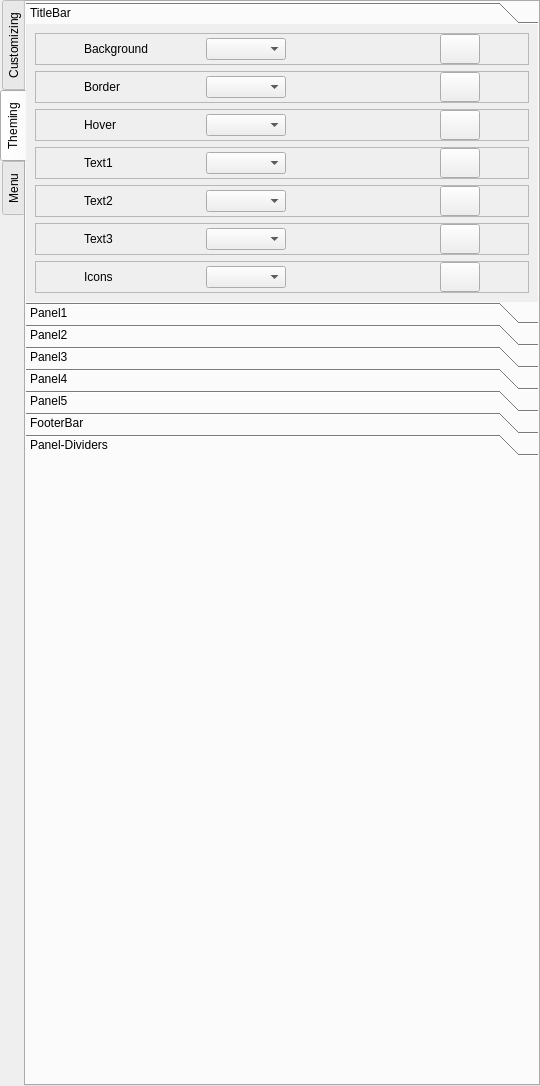
Old version of the form builder/uis/app_builder.ui in the repository ufopilot/QT-App-Builder.
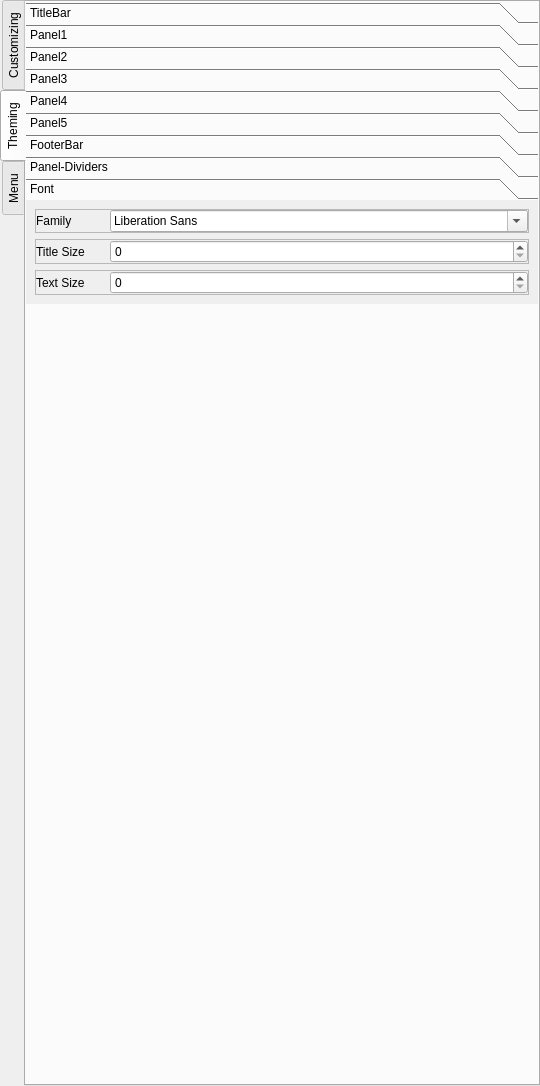
New version of the form. The open tabs and pages were chosen to show the change. Custom widgets are drawn as their Qt base class.

What changed in the file:
```diff
--- a/builder/uis/app_builder.ui
+++ b/builder/uis/app_builder.ui
@@ -38,6 +38,9 @@
     </property>
     <item>
      <widget class="QTabWidget" name="tabWidget">
+      <property name="styleSheet">
+       <string notr="true"/>
+      </property>
       <property name="tabPosition">
        <enum>QTabWidget::West</enum>
       </property>
@@ -8414,6 +8417,189 @@
             </item>
            </layout>
           </widget>
+          <widget class="QWidget" name="theming_font">
+           <property name="geometry">
+            <rect>
+             <x>0</x>
+             <y>0</y>
+             <width>514</width>
+             <height>96</height>
+            </rect>
+           </property>
+           <attribute name="label">
+            <string>Font</string>
+           </attribute>
+           <layout class="QVBoxLayout" name="verticalLayout_14">
+            <item>
+             <widget class="QFrame" name="family_17">
+              <property name="maximumSize">
+               <size>
+                <width>16777215</width>
+                <height>16777215</height>
+               </size>
+              </property>
+              <property name="frameShape">
+               <enum>QFrame::StyledPanel</enum>
+              </property>
+              <property name="frameShadow">
+               <enum>QFrame::Raised</enum>
+              </property>
+              <layout class="QHBoxLayout" name="horizontalLayout_73">
+               <property name="spacing">
+                <number>4</number>
+               </property>
+               <property name="leftMargin">
+                <number>0</number>
+               </property>
+               <property name="topMargin">
+                <number>0</number>
+               </property>
+               <property name="rightMargin">
+                <number>0</number>
+               </property>
+               <property name="bottomMargin">
+                <number>0</number>
+               </property>
+               <item>
+                <widget class="QLabel" name="family_18">
+                 <property name="minimumSize">
+                  <size>
+                   <width>0</width>
+                   <height>0</height>
+                  </size>
+                 </property>
+                 <property name="maximumSize">
+                  <size>
+                   <width>70</width>
+                   <height>16777215</height>
+                  </size>
+                 </property>
+                 <property name="text">
+                  <string>Family</string>
+                 </property>
+                </widget>
+               </item>
+               <item>
+                <widget class="QFontComboBox" name="changeSelectedFont"/>
+               </item>
+              </layout>
+             </widget>
+            </item>
+            <item>
+             <widget class="QFrame" name="titlesize_19">
+              <property name="maximumSize">
+               <size>
+                <width>16777215</width>
+                <height>16777215</height>
+               </size>
+              </property>
+              <property name="frameShape">
+               <enum>QFrame::StyledPanel</enum>
+              </property>
+              <property name="frameShadow">
+               <enum>QFrame::Raised</enum>
+              </property>
+              <layout class="QHBoxLayout" name="horizontalLayout_75">
+               <property name="spacing">
+                <number>4</number>
+               </property>
+               <property name="leftMargin">
+                <number>0</number>
+               </property>
+               <property name="topMargin">
+                <number>0</number>
+               </property>
+               <property name="rightMargin">
+                <number>0</number>
+               </property>
+               <property name="bottomMargin">
+                <number>0</number>
+               </property>
+               <item>
+                <widget class="QLabel" name="titlesize_20">
+                 <property name="minimumSize">
+                  <size>
+                   <width>0</width>
+                   <height>0</height>
+                  </size>
+                 </property>
+                 <property name="maximumSize">
+                  <size>
+                   <width>70</width>
+                   <height>16777215</height>
+                  </size>
+                 </property>
+                 <property name="styleSheet">
+                  <string notr="true">border:none; background: none;</string>
+                 </property>
+                 <property name="text">
+                  <string>Title Size</string>
+                 </property>
+                </widget>
+               </item>
+               <item>
+                <widget class="QSpinBox" name="selectedTitleSize"/>
+               </item>
+              </layout>
+             </widget>
+            </item>
+            <item>
+             <widget class="QFrame" name="textsize_21">
+              <property name="maximumSize">
+               <size>
+                <width>16777215</width>
+                <height>16777215</height>
+               </size>
+              </property>
+              <property name="frameShape">
+               <enum>QFrame::StyledPanel</enum>
+              </property>
+              <property name="frameShadow">
+               <enum>QFrame::Raised</enum>
+              </property>
+              <layout class="QHBoxLayout" name="horizontalLayout_79">
+               <property name="spacing">
+                <number>4</number>
+               </property>
+               <property name="leftMargin">
+                <number>0</number>
+               </property>
+               <property name="topMargin">
+                <number>0</number>
+               </property>
+               <property name="rightMargin">
+                <number>0</number>
+               </property>
+               <property name="bottomMargin">
+                <number>0</number>
+               </property>
+               <item>
+                <widget class="QLabel" name="textsize_22">
+                 <property name="minimumSize">
+                  <size>
+                   <width>0</width>
+                   <height>0</height>
+                  </size>
+                 </property>
+                 <property name="maximumSize">
+                  <size>
+                   <width>70</width>
+                   <height>16777215</height>
+                  </size>
+                 </property>
+                 <property name="text">
+                  <string>Text Size</string>
+                 </property>
+                </widget>
+               </item>
+               <item>
+                <widget class="QSpinBox" name="selectedTextSize"/>
+               </item>
+              </layout>
+             </widget>
+            </item>
+           </layout>
+          </widget>
          </widget>
         </item>
        </layout>
```
Left out of the diff: 8 changed lines with no effect on the pictures.
